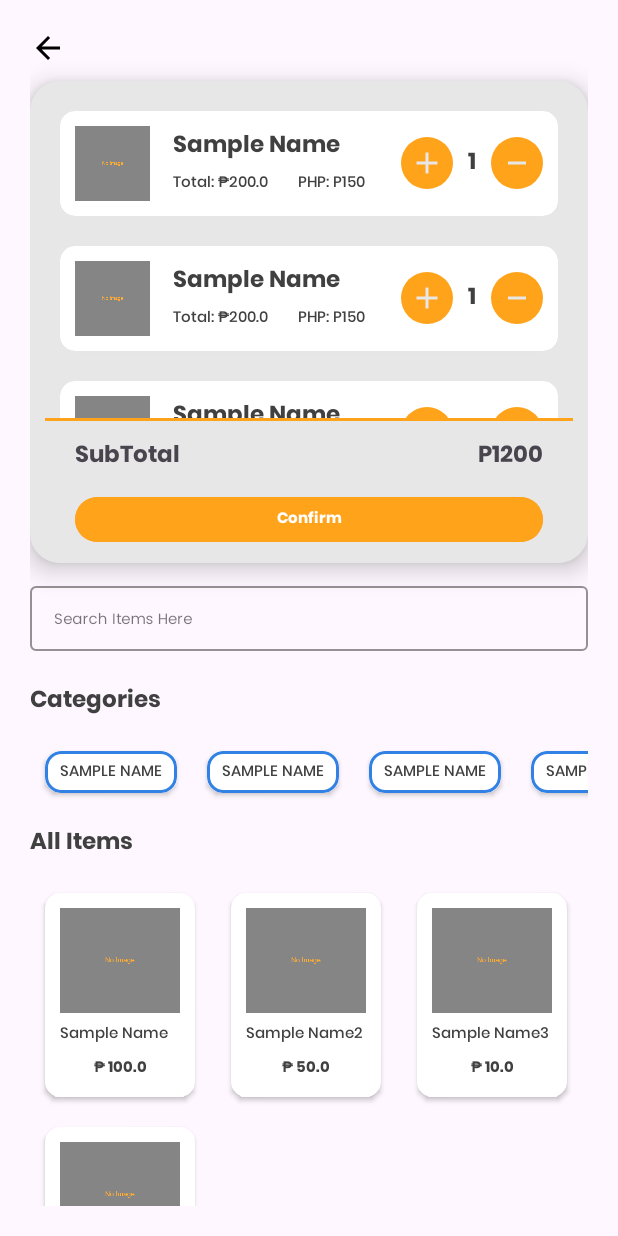
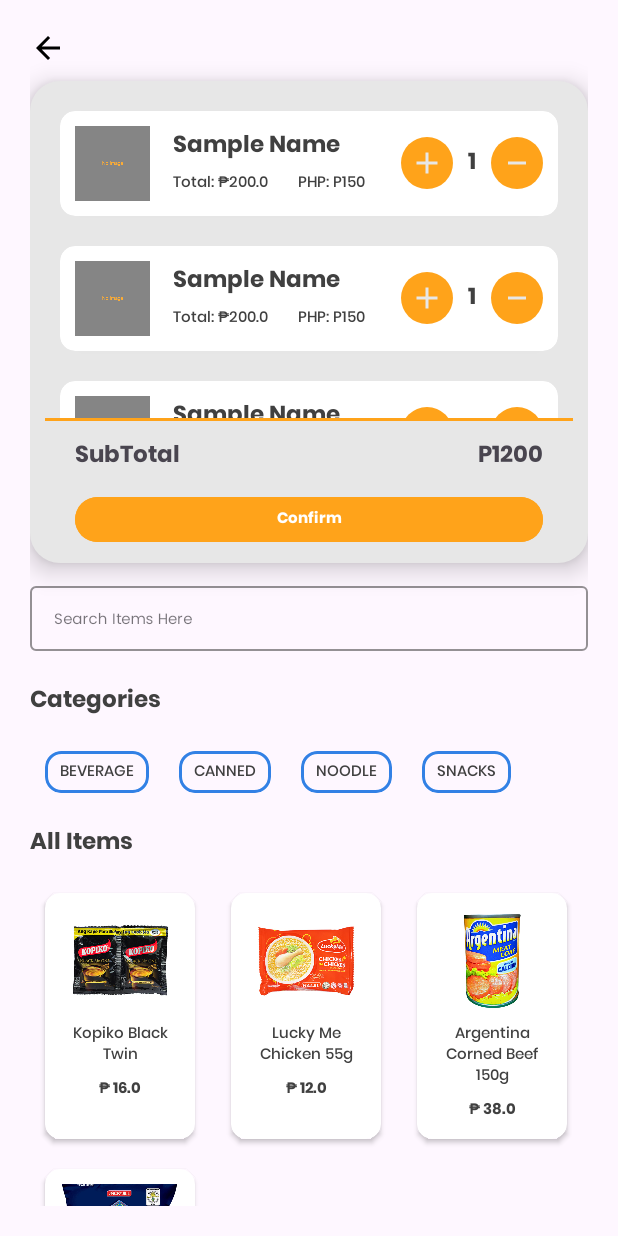
Before and after one commit to NotReallyAProgrammer/IT307_Project, an Android app: the Home screen opened directly, with no data from a screen before it, after a tap on "View Sales", on a phone screen of 412 x 824 dp. Run offline under Robolectric (Android 15) with nearby library versions, the phone set to English and light mode, and no system bars.

Commit message:
Category Filter

```diff
--- a/app/src/main/java/com/example/it307_project/Adapter/CategoryAdapter.java
+++ b/app/src/main/java/com/example/it307_project/Adapter/CategoryAdapter.java
@@ -1,9 +1,12 @@
 package com.example.it307_project.Adapter;
 
 import android.content.Context;
+import android.util.Log;
 import android.view.LayoutInflater;
 import android.view.View;
 import android.view.ViewGroup;
+import android.widget.Filter;
+import android.widget.LinearLayout;
 import android.widget.TextView;
 
 import androidx.annotation.NonNull;
@@ -12,18 +15,26 @@ import androidx.recyclerview.widget.RecyclerView;
 import com.example.it307_project.Model.CategoryModel;
 import com.example.it307_project.R;
 
+import java.lang.ref.WeakReference;
+import java.util.ArrayList;
 import java.util.List;
 
 public class CategoryAdapter extends RecyclerView.Adapter<CategoryAdapter.ViewHolder> {
     Context context;
     List<CategoryModel> categoryModels;
+    List<CategoryModel> categoryFilter;
+
+    private final ClickListener listener;
+    private int selectedPosition = -1;
+
+    public CategoryAdapter(Context c, List<CategoryModel> categoryModels, ClickListener listener){
+        this.context = c;
+        this.categoryModels = categoryModels;
+
+        this.listener = listener;
+    }
 
 
-
-    public CategoryAdapter(Context c, List<CategoryModel> categoryModels){
-        this.context = c;
-        this.categoryModels = categoryModels;
-    }
 
     @NonNull
     @Override
@@ -35,7 +46,14 @@ public class CategoryAdapter extends RecyclerView.Adapter<CategoryAdapter.ViewHo
 
     @Override
     public void onBindViewHolder(@NonNull CategoryAdapter.ViewHolder holder, int position) {
+
         holder.TVcatname.setText(categoryModels.get(position).getCategoryName());
+
+        if (selectedPosition == position) {
+            holder.itemView.setBackgroundResource(R.drawable.categoryselected);
+        } else {
+            holder.itemView.setBackgroundResource(R.drawable.categoryborder);
+        }
     }
 
     @Override
@@ -43,11 +61,39 @@ public class CategoryAdapter extends RecyclerView.Adapter<CategoryAdapter.ViewHo
         return categoryModels.size();
     }
 
-    public class ViewHolder extends RecyclerView.ViewHolder{
+    public interface ClickListener {
+        void onPositionClicked(int position);
+
+    }
+    public void resetSelection() {
+        selectedPosition = -1;
+        notifyDataSetChanged();
+    }
+    public class ViewHolder extends RecyclerView.ViewHolder implements View.OnClickListener{
         TextView TVcatname;
+        LinearLayout LLcategory;
+        WeakReference<NavAdapter.ClickListener> listenerRef;
         public ViewHolder(@NonNull View itemView) {
             super(itemView);
             TVcatname = itemView.findViewById(R.id.TVcatname);
+            LLcategory = itemView.findViewById(R.id.LLcategory);
+            LLcategory.setOnClickListener(this);
+
+        }
+
+        @Override
+        public void onClick(View v) {
+
+            int position = getAdapterPosition();
+            selectedPosition = position;
+
+            notifyDataSetChanged();
+
+
+            if (listener != null) {
+                listener.onPositionClicked(position);
+            }
+
         }
     }
 }
--- a/app/src/main/java/com/example/it307_project/Adapter/NavAdapter.java
+++ b/app/src/main/java/com/example/it307_project/Adapter/NavAdapter.java
@@ -1,25 +1,18 @@
 package com.example.it307_project.Adapter;
 
 
-import static android.content.ContentValues.TAG;
-
-import static androidx.core.content.ContextCompat.startActivity;
-
 import android.content.Context;
-import android.content.Intent;
 import android.view.LayoutInflater;
 import android.view.View;
 import android.view.ViewGroup;
 import android.widget.ImageView;
 import android.widget.TextView;
-import android.widget.Toast;
 
 import androidx.annotation.NonNull;
 import androidx.recyclerview.widget.RecyclerView;
 
 import com.example.it307_project.Model.NavModel;
 import com.example.it307_project.R;
-import com.example.it307_project.Sales;
 
 import java.lang.ref.WeakReference;
 import java.util.List;
@@ -61,7 +54,7 @@ public class NavAdapter extends RecyclerView.Adapter<NavAdapter.ViewHolder>{
     }
 
     public interface ClickListener {
-        void onPositionClicked(int position);
+        int onPositionClicked(int position);
 
     }
 
@@ -70,7 +63,6 @@ public class NavAdapter extends RecyclerView.Adapter<NavAdapter.ViewHolder>{
          TextView TVnavtitle, TVnavdisc, BTNnavview;
          ImageView IVimg;
          WeakReference<ClickListener> listenerRef;
-
 
         public ViewHolder(@NonNull View itemView) {
             super(itemView);
--- a/app/src/main/java/com/example/it307_project/Adapter/SalesItemAdapter.java
+++ b/app/src/main/java/com/example/it307_project/Adapter/SalesItemAdapter.java
@@ -1,17 +1,22 @@
 package com.example.it307_project.Adapter;
 
 import android.content.Context;
+import android.util.Log;
 import android.view.LayoutInflater;
 import android.view.View;
 import android.view.ViewGroup;
+import android.widget.Filter;
+import android.widget.ImageView;
 import android.widget.TextView;
 
 import androidx.annotation.NonNull;
 import androidx.recyclerview.widget.RecyclerView;
 
+import com.example.it307_project.Model.AllItemModel;
 import com.example.it307_project.Model.SalesItemModel;
 import com.example.it307_project.R;
 
+import java.util.ArrayList;
 import java.util.List;
 
 public class SalesItemAdapter extends RecyclerView.Adapter<SalesItemAdapter.ViewHolder> {
@@ -20,6 +25,12 @@ public class SalesItemAdapter extends RecyclerView.Adapter<SalesItemAdapter.View
     public SalesItemAdapter(Context c, List<SalesItemModel> salesItemModels){
         this.context = c;
         this.salesItemModels = salesItemModels;
+
+    }
+    public void setFilterList(List<SalesItemModel> filteredList) {
+
+        this.salesItemModels = filteredList;
+        notifyDataSetChanged();
     }
 
 
@@ -35,6 +46,7 @@ public class SalesItemAdapter extends RecyclerView.Adapter<SalesItemAdapter.View
     public void onBindViewHolder(@NonNull SalesItemAdapter.ViewHolder holder, int position) {
         holder.TVsalesname.setText(salesItemModels.get(position).getName());
         holder.TVsalesprice.setText("₱ " + String.valueOf(salesItemModels.get(position).getPrice()));
+        holder.IVsaleimg.setImageResource(salesItemModels.get(position).getImg());
     }
 
     @Override
@@ -45,11 +57,13 @@ public class SalesItemAdapter extends RecyclerView.Adapter<SalesItemAdapter.View
     public class ViewHolder extends RecyclerView.ViewHolder{
 
         TextView TVsalesname ,TVsalesprice;
+        ImageView IVsaleimg;
         public ViewHolder(@NonNull View itemView) {
             super(itemView);
 
             TVsalesname = itemView.findViewById(R.id.TVsalesname);
             TVsalesprice = itemView.findViewById(R.id.TVsalesprice);
+            IVsaleimg = itemView.findViewById(R.id.IVsalesimg);
         }
     }
 }
--- a/app/src/main/java/com/example/it307_project/Home.java
+++ b/app/src/main/java/com/example/it307_project/Home.java
@@ -41,6 +41,10 @@ public class Home extends AppCompatActivity {
                             {"00003","Argentina Corned Beef 150g","Canned","15","36.40","38.00","R.mipmap.argentina"},
                             {"00004","Piattos Cheese 40g","Snacks","20","17.05","20.00","R.mipmap.piatos"}};
 
+    String[] categoryArray = {"Beverage", "Canned", "Noodle","Snacks"};
+
+
+
     @Override
     protected void onCreate(Bundle savedInstanceState) {
         super.onCreate(savedInstanceState);
@@ -76,17 +80,22 @@ public class Home extends AppCompatActivity {
 
         navAdapter = new NavAdapter(c,navModels, new NavAdapter.ClickListener() {
             @Override
-            public void onPositionClicked(int position) {
+            public int onPositionClicked(int position) {
                 if(position == 0){
                     Intent i = new Intent(c,Sales.class);
+                    i.putExtra("Items", itemsArray);
+                    i.putExtra("Category", categoryArray);
                     startActivity(i);
                }else if(position == 1){
                     Intent i = new Intent(c, Inventory.class);
+                    i.putExtra("Items", itemsArray);
+                    i.putExtra("Category", categoryArray);
                     startActivity(i);
                 }else if (position == 2) {
                     Intent i = new Intent(c, Credits.class);
                     startActivity(i);
                 }
+                return position;
             }
         });
 
--- a/app/src/main/java/com/example/it307_project/Model/SalesItemModel.java
+++ b/app/src/main/java/com/example/it307_project/Model/SalesItemModel.java
@@ -1,12 +1,15 @@
 package com.example.it307_project.Model;
 
 public class SalesItemModel {
-    private String name;
+    private String name,category;
     private float price;
+    private int img;
 
-    public SalesItemModel(String name, float price) {
+    public SalesItemModel(String name, String category, float price, int img) {
         this.name = name;
+        this.category = category;
         this.price = price;
+        this.img = img;
     }
 
     public String getName() {
@@ -16,4 +19,12 @@ public class SalesItemModel {
     public float getPrice() {
         return price;
     }
+
+    public int getImg() {
+        return img;
+    }
+
+    public String getCategory() {
+        return category;
+    }
 }
--- a/app/src/main/java/com/example/it307_project/Sales.java
+++ b/app/src/main/java/com/example/it307_project/Sales.java
@@ -1,11 +1,15 @@
 package com.example.it307_project;
+
+import static android.content.ContentValues.TAG;
 
 import android.content.Context;
 import android.content.Intent;
 import android.os.Bundle;
+import android.util.Log;
 import android.view.View;
 import android.widget.Button;
 import android.widget.ImageView;
+import android.widget.TextView;
 
 import androidx.activity.EdgeToEdge;
 import androidx.appcompat.app.AppCompatActivity;
@@ -21,19 +25,21 @@ import com.example.it307_project.Adapter.CategoryAdapter;
 import com.example.it307_project.Adapter.SalesItemAdapter;
 import com.example.it307_project.Model.CartModel;
 import com.example.it307_project.Model.CategoryModel;
+import com.example.it307_project.Model.ItemModel;
 import com.example.it307_project.Model.SalesItemModel;
 
 import java.util.ArrayList;
+import java.util.Arrays;
 import java.util.List;
 
 public class Sales extends AppCompatActivity {
     RecyclerView RVsalesitem, RVsalescategory,RVsalescart;
     ImageView backbtn;
+    TextView TVheader,TVclear;
     Button BTNcart;
     List<SalesItemModel> salesItemModels = new ArrayList();
     List<CategoryModel> categoryModels = new ArrayList<>();
     List<CartModel> cartModels = new ArrayList<>();
-
     SalesItemAdapter salesItemAdapter;
     CategoryAdapter categoryAdapter;
     CartAdapter cartAdapter;
@@ -46,8 +52,7 @@ public class Sales extends AppCompatActivity {
         EdgeToEdge.enable(this);
         setContentView(R.layout.activity_sales);
         initialize();
-        setSalesItemAdapter();
-        setCategoryAdapter();
+
         setCartAdapter();
         ViewCompat.setOnApplyWindowInsetsListener(findViewById(R.id.main), (v, insets) -> {
             Insets systemBars = insets.getInsets(WindowInsetsCompat.Type.systemBars());
@@ -59,14 +64,64 @@ public class Sales extends AppCompatActivity {
         RVsalesitem = findViewById(R.id.RVsalesitem);
         RVsalescategory = findViewById(R.id.RVsalescategory);
         RVsalescart = findViewById(R.id.RVsalescart);
+        TVheader = findViewById(R.id.TVheader);
+        TVclear = findViewById(R.id.TVclear);
         backbtn = findViewById(R.id.backbtn);
         BTNcart = findViewById(R.id.BTNcart);
 
+        Intent intent = getIntent();
+        String[] categoryArray = intent.getStringArrayExtra("Category");
+        String[][] itemsArray = (String[][]) intent.getSerializableExtra("Items");
 
+        //Setting Adapters
+
+
+        // |Items
+        for (String item[] : itemsArray){
+            int resId = getResources().getIdentifier(item[6].split("\\.")[2], "mipmap",getPackageName());
+            salesItemModels.add(new SalesItemModel(item[1],item[2],Float.parseFloat(item[5]),resId));
+        }
+
+        salesItemAdapter = new SalesItemAdapter(c,salesItemModels);
+        RVsalesitem.setAdapter(salesItemAdapter);
+
+        GridLayoutManager mGridLayoutManager = new GridLayoutManager(c, 3);
+        RVsalesitem.setLayoutManager(mGridLayoutManager);
+
+
+        // |Category
+        for (String category : categoryArray){
+            categoryModels.add(new CategoryModel(category));
+        }
+        categoryAdapter = new CategoryAdapter(c, categoryModels, new CategoryAdapter.ClickListener() {
+            @Override
+            public void onPositionClicked(int position) {
+                String result = categoryArray[position];
+                catFilter(result);
+                TVclear.setVisibility(View.VISIBLE);
+                TVheader.setText(result);
+            }
+        });
+        RVsalescategory.setAdapter(categoryAdapter);
+        LinearLayoutManager layoutManager = new LinearLayoutManager(c, LinearLayoutManager.HORIZONTAL, false);
+        RVsalescategory.setLayoutManager(layoutManager);
+
+
+        //Click Listeners
         backbtn.setOnClickListener(new View.OnClickListener() {
             @Override
             public void onClick(View v) {
                 finish();
+            }
+        });
+
+        TVclear.setOnClickListener(new View.OnClickListener() {
+            @Override
+            public void onClick(View v) {
+                clearFilter();
+                TVheader.setText("All Items");
+                TVclear.setVisibility(View.GONE);
+
             }
         });
 
@@ -77,38 +132,19 @@ public class Sales extends AppCompatActivity {
                 startActivity(i);
             }
         });
+    }
 
 
+    private void catFilter(String result) {
+        List<SalesItemModel> filterList = new ArrayList<>();
+        for(SalesItemModel item : salesItemModels){
+            if(item.getCategory().toLowerCase().equals(result.toLowerCase())) {
+                filterList.add(item);
+            }
+            salesItemAdapter.setFilterList(filterList);
+
+        }
     }
-
-    private void setSalesItemAdapter() {
-        salesItemModels.add(new SalesItemModel("Sample Name",100));
-        salesItemModels.add(new SalesItemModel("Sample Name2",50));
-        salesItemModels.add(new SalesItemModel("Sample Name3",10));
-        salesItemModels.add(new SalesItemModel("Sample Name3",20));
-
-        salesItemAdapter = new SalesItemAdapter(c,salesItemModels);
-        RVsalesitem.setAdapter(salesItemAdapter);
-
-        GridLayoutManager mGridLayoutManager = new GridLayoutManager(c, 3);
-        RVsalesitem.setLayoutManager(mGridLayoutManager);
-
-
-    }
-
-    private void setCategoryAdapter() {
-        categoryModels.add(new CategoryModel("Sample Name"));
-        categoryModels.add(new CategoryModel("Sample Name"));
-        categoryModels.add(new CategoryModel("Sample Name"));
-        categoryModels.add(new CategoryModel("Sample Name"));
-        categoryModels.add(new CategoryModel("Sample Name"));
-
-        categoryAdapter = new CategoryAdapter(c, categoryModels);
-        RVsalescategory.setAdapter(categoryAdapter);
-        LinearLayoutManager layoutManager = new LinearLayoutManager(c, LinearLayoutManager.HORIZONTAL, false);
-        RVsalescategory.setLayoutManager(layoutManager);
-    }
-
     private void setCartAdapter() {
         cartModels.add(new CartModel("Sample Name",100,200));
         cartModels.add(new CartModel("Sample Name",100,200));
@@ -119,5 +155,9 @@ public class Sales extends AppCompatActivity {
         LinearLayoutManager layoutManager = new LinearLayoutManager(c, LinearLayoutManager.VERTICAL, false);
         RVsalescart.setLayoutManager(layoutManager);
     }
+    private void clearFilter(){
+        categoryAdapter.resetSelection();
+        salesItemAdapter.setFilterList(salesItemModels);
 
+    }
 }
--- a/app/src/main/res/layout/activity_sales.xml
+++ b/app/src/main/res/layout/activity_sales.xml
@@ -160,16 +160,36 @@
             android:layout_centerVertical="true"
             tools:listitem="@android:layout/simple_list_item_checked"/>
 
+        <LinearLayout
+            android:layout_width="match_parent"
+            android:layout_height="wrap_content"
+            android:orientation="horizontal"
+            android:layout_marginVertical="10dp">
             <TextView
                 android:id="@+id/TVheader"
-            android:layout_width="wrap_content"
+                android:layout_width="0dp"
+                android:layout_weight="1"
                 android:layout_height="wrap_content"
                 android:text="All Items"
                 android:textSize="15sp"
                 android:fontFamily="@font/poppinsbold"
                 android:textColor="@color/darkgray"
-            android:layout_marginVertical="10dp"
+
                 />
+
+            <TextView
+                android:id="@+id/TVclear"
+                android:layout_width="0dp"
+                android:layout_weight="1"
+                android:layout_height="wrap_content"
+                android:text="View All"
+                android:textSize="10sp"
+                android:fontFamily="@font/poppinsregular"
+                android:textColor="@color/colorPrimaryDark"
+                android:textAlignment="textEnd"
+                android:visibility="gone"
+                />
+        </LinearLayout>
 
         <androidx.recyclerview.widget.RecyclerView
             android:id="@+id/RVsalesitem"
--- a/app/src/main/res/layout/category_cardview.xml
+++ b/app/src/main/res/layout/category_cardview.xml
@@ -8,10 +8,10 @@
     android:background="#00000000">
 
     <LinearLayout
+        android:id="@+id/LLcategory"
         android:layout_width="wrap_content"
         android:layout_height="wrap_content"
         android:orientation="horizontal"
-        android:background="@drawable/categoryborder"
         android:gravity="center"
         android:layout_gravity="center"
         android:paddingHorizontal="10dp"
--- a/app/src/main/res/layout/sales_items_cardview.xml
+++ b/app/src/main/res/layout/sales_items_cardview.xml
@@ -6,7 +6,7 @@
     xmlns:app="http://schemas.android.com/apk/res-auto"
     android:layout_margin="10dp"
     app:cardCornerRadius="10dp"
-    android:elevation="10dp">
+    android:elevation="5dp">
 
     <LinearLayout
         android:layout_width="100dp"
```
Also changed, not shown: app/src/main/java/com/example/it307_project/Adapter/AllItemAdapter.java (+13 -3 lines), app/src/main/java/com/example/it307_project/Inventory.java (+51 -13 lines), app/src/main/java/com/example/it307_project/Items.java (+34 -16 lines), app/src/main/java/com/example/it307_project/Model/AllItemModel.java (+14 -3 lines). Lines whose indentation alone changed are shown as unchanged.
